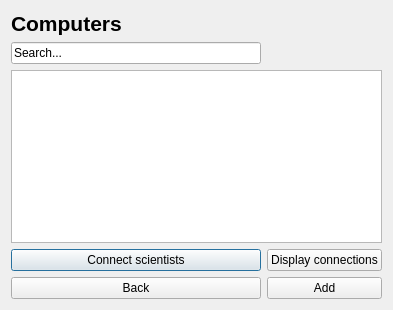
First picture: the form in computerbase.ui, repository AndriM/Vika3, before the edit.
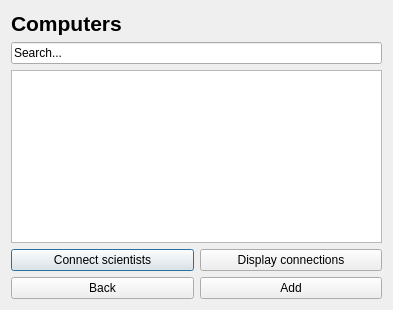
Second picture: the form after the edit.

```diff
--- a/computerbase.ui
+++ b/computerbase.ui
@@ -14,13 +14,6 @@
    <string>Dialog</string>
   </property>
   <layout class="QGridLayout" name="gridLayout">
-   <item row="1" column="0">
-    <widget class="QLineEdit" name="searchLine">
-     <property name="text">
-      <string>Search...</string>
-     </property>
-    </widget>
-   </item>
    <item row="2" column="0" colspan="2">
     <widget class="QTableWidget" name="listTable"/>
    </item>
@@ -66,6 +59,13 @@
      </property>
     </widget>
    </item>
+   <item row="1" column="0" colspan="2">
+    <widget class="QLineEdit" name="searchLine">
+     <property name="text">
+      <string>Search...</string>
+     </property>
+    </widget>
+   </item>
   </layout>
  </widget>
  <resources/>
```
